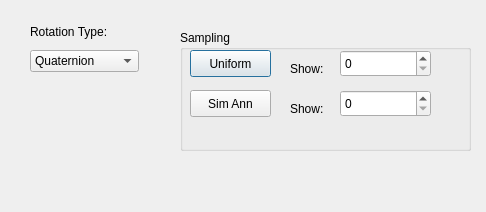
First picture: the form in ui/CanonicalPlanner/samplingDlg.ui, repository ana-GT/Graspit, before the edit.
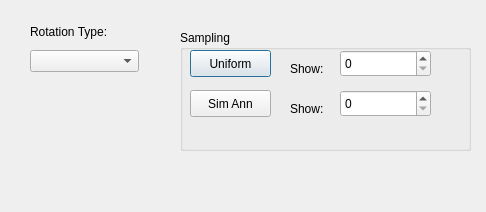
Second picture: the form after the edit.

```diff
--- a/ui/CanonicalPlanner/samplingDlg.ui
+++ b/ui/CanonicalPlanner/samplingDlg.ui
@@ -38,16 +38,6 @@
       <property name="maxCount">
        <number>10</number>
       </property>
-      <item>
-       <property name="text">
-        <string>Quaternion</string>
-       </property>
-      </item>
-      <item>
-       <property name="text">
-        <string>Axis-Angle</string>
-       </property>
-      </item>
      </widget>
     </item>
    </layout>
```
Left out of the diff: 16 changed lines with no effect on the pictures.
